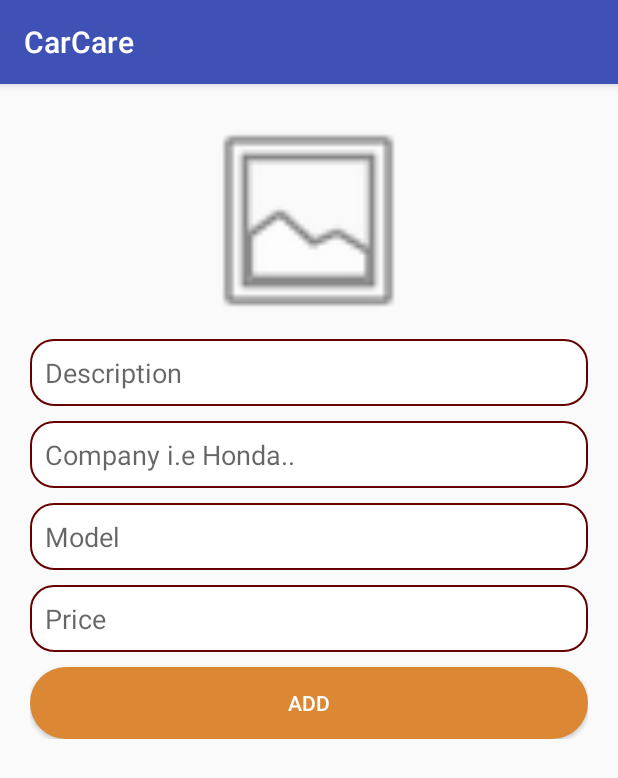
After one commit to codebasepk/carcare, an Android app: the AddCarPart screen opened directly, with no data from a screen before it, on a phone screen of 412 x 824 dp. The commit adds this screen. Shown: the top 778 px of the screen. Run offline under Robolectric (Android 15) with nearby library versions, the phone set to English and light mode, and no system bars.

Commit message:
add car parts

```diff
--- a/app/src/main/AndroidManifest.xml
+++ b/app/src/main/AndroidManifest.xml
@@ -40,6 +40,10 @@
             android:name="com.google.android.geo.API_KEY"
             android:value="@string/google_map_api_key" />
 
+        <activity android:name=".provider.CarPartsActivity" />
+
+        <activity
+            android:name=".provider.AddCarPart" />
     </application>
 
 </manifest>
--- /dev/null
+++ b/app/src/main/res/drawable/ic_add.xml
@@ -0,0 +1,5 @@
+<vector android:height="24dp" android:tint="#FFFFFF"
+    android:viewportHeight="24.0" android:viewportWidth="24.0"
+    android:width="24dp" xmlns:android="http://schemas.android.com/apk/res/android">
+    <path android:fillColor="#FF000000" android:pathData="M19,13h-6v6h-2v-6H5v-2h6V5h2v6h6v2z"/>
+</vector>
--- /dev/null
+++ b/app/src/main/res/layout/activity_add_car_part.xml
@@ -0,0 +1,85 @@
+<?xml version="1.0" encoding="utf-8"?>
+<RelativeLayout xmlns:android="http://schemas.android.com/apk/res/android"
+    xmlns:app="http://schemas.android.com/apk/res-auto"
+    xmlns:tools="http://schemas.android.com/tools"
+    android:layout_width="match_parent"
+    android:layout_height="match_parent"
+    android:layout_margin="16dp"
+    tools:context=".provider.AddCarPart">
+
+    <ImageView
+        android:id="@+id/part_image"
+        android:layout_width="150dp"
+        android:layout_height="150dp"
+        android:layout_centerHorizontal="true"
+        android:clickable="true"
+        android:src="@android:drawable/ic_menu_gallery" />
+
+    <LinearLayout
+        android:layout_width="match_parent"
+        android:layout_height="wrap_content"
+        android:layout_below="@+id/part_image"
+        android:layout_margin="4dp"
+        android:layout_marginTop="10dp"
+        android:orientation="vertical">
+
+        <EditText
+            android:id="@+id/part_description"
+            android:layout_width="match_parent"
+            android:layout_height="wrap_content"
+            android:background="@drawable/rounded_edittext"
+            android:hint="Description"
+            android:maxLines="3"
+            android:padding="10dp"
+            android:singleLine="true" />
+
+
+        <EditText
+            android:id="@+id/car_make"
+            android:layout_width="match_parent"
+            android:layout_height="wrap_content"
+            android:layout_marginTop="10dp"
+            android:background="@drawable/rounded_edittext"
+            android:hint="Company i.e Honda.."
+            android:maxLines="3"
+            android:padding="10dp"
+            android:singleLine="true" />
+
+
+        <EditText
+            android:id="@+id/car_model"
+            android:layout_width="match_parent"
+            android:layout_height="wrap_content"
+            android:layout_marginTop="10dp"
+            android:background="@drawable/rounded_edittext"
+            android:hint="Model"
+            android:maxLines="3"
+            android:padding="10dp"
+            android:singleLine="true" />
+
+
+        <EditText
+            android:id="@+id/part_price"
+            android:layout_width="match_parent"
+            android:layout_height="wrap_content"
+            android:layout_marginTop="10dp"
+            android:background="@drawable/rounded_edittext"
+            android:hint="Price"
+            android:inputType="number"
+            android:maxLines="3"
+            android:padding="10dp"
+            android:singleLine="true" />
+
+
+        <Button
+            android:id="@+id/button_add"
+            android:layout_width="match_parent"
+            android:layout_height="wrap_content"
+            android:layout_marginTop="10dp"
+            android:background="@drawable/button_background"
+            android:text="Add"
+            android:textColor="@color/text_color" />
+
+    </LinearLayout>
+
+</RelativeLayout>
--- a/app/src/main/res/layout/provider_home_fragment.xml
+++ b/app/src/main/res/layout/provider_home_fragment.xml
@@ -107,10 +107,10 @@
                 android:layout_marginTop="15dp"
                 android:clickable="false"
                 android:singleLine="true"
-                android:text="buy car parts"
+                android:text="car parts"
                 android:textAllCaps="true"
                 android:textColor="#000"
-                android:textStyle="bold"></TextView>
+                android:textStyle="bold" />
         </RelativeLayout>
 
         <RelativeLayout
@@ -139,7 +139,7 @@
                 android:layout_marginTop="15dp"
                 android:clickable="false"
                 android:singleLine="true"
-                android:text="buy fuel"
+                android:text="fuel"
                 android:textAllCaps="true"
                 android:textColor="#000"
                 android:textStyle="bold" />
```
Also changed, not shown: app/src/main/java/com/byteshaft/carecare/MainActivity.java (+0 -26 lines), app/src/main/java/com/byteshaft/carecare/ServiceProviderActivity.java (+0 -22 lines), app/src/main/java/com/byteshaft/carecare/gettersetter/CarParts.java (added, +12 -0 lines), app/src/main/java/com/byteshaft/carecare/provider/AddCarPart.java (added, +308 -0 lines), app/src/main/java/com/byteshaft/carecare/provider/CarPartsActivity.java (added, +78 -0 lines), app/src/main/java/com/byteshaft/carecare/provider/Home.java (+50 -2 lines), app/src/main/res/layout/activity_car_parts.xml (added, +14 -0 lines), app/src/main/res/menu/menu_carparts.xml (renamed from app/src/main/res/menu/main.xml, +4 -3 lines), app/build.gradle (line endings or trailing spaces).
